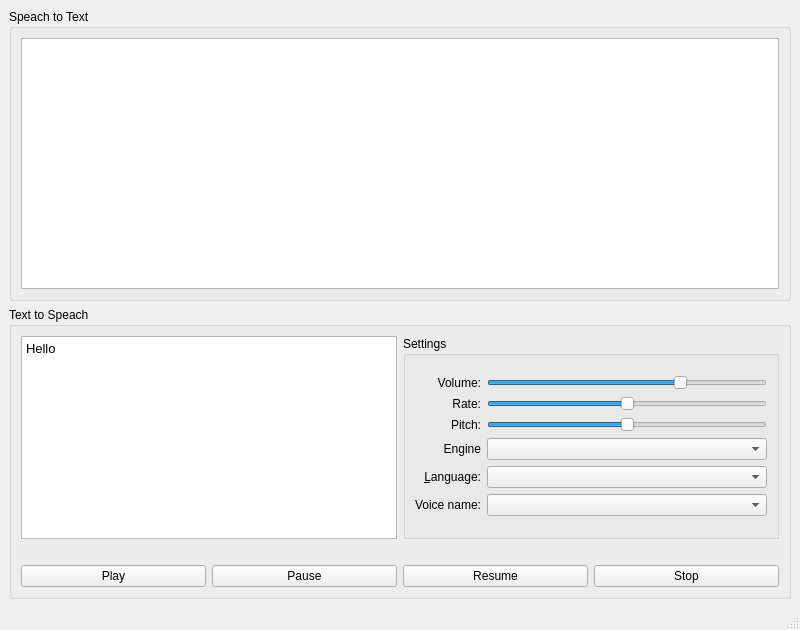
Old version of the form mainwindow.ui in the repository mola/QVoiceBridge.
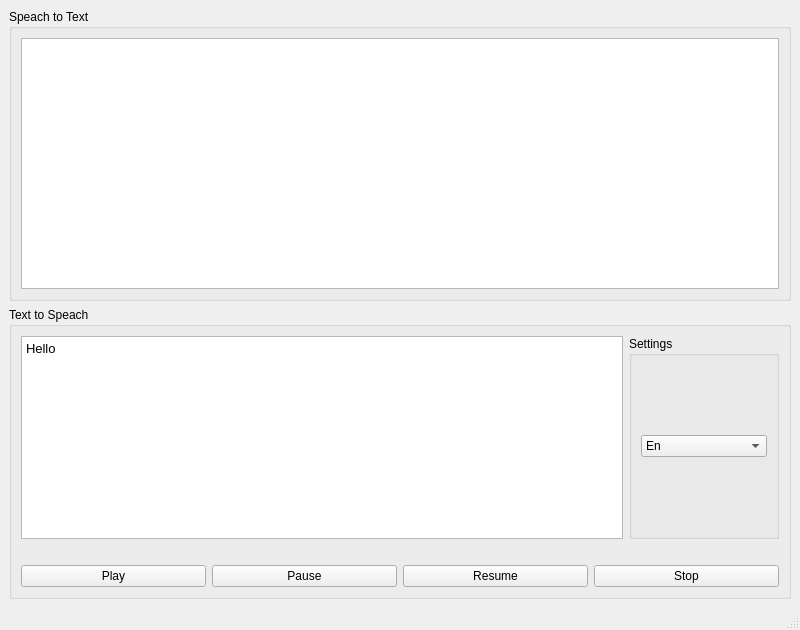
New version of the form.

```diff
--- a/mainwindow.ui
+++ b/mainwindow.ui
@@ -39,177 +39,40 @@
       <layout class="QGridLayout" name="gridLayout">
        <item row="1" column="1">
         <widget class="QGroupBox" name="groupBox_3">
+         <property name="maximumSize">
+          <size>
+           <width>150</width>
+           <height>16777215</height>
+          </size>
+         </property>
          <property name="title">
           <string>Settings</string>
          </property>
          <layout class="QVBoxLayout" name="verticalLayout_2">
           <item>
-           <layout class="QGridLayout" name="gridLayout_2">
-            <item row="4" column="0">
-             <widget class="QLabel" name="label_5">
-              <property name="sizePolicy">
-               <sizepolicy hsizetype="Minimum" vsizetype="Preferred">
-                <horstretch>0</horstretch>
-                <verstretch>0</verstretch>
-               </sizepolicy>
-              </property>
-              <property name="text">
-               <string>Engine</string>
-              </property>
-              <property name="alignment">
-               <set>Qt::AlignmentFlag::AlignRight|Qt::AlignmentFlag::AlignTrailing|Qt::AlignmentFlag::AlignVCenter</set>
-              </property>
-             </widget>
+           <widget class="QComboBox" name="language">
+            <property name="sizePolicy">
+             <sizepolicy hsizetype="Expanding" vsizetype="Fixed">
+              <horstretch>0</horstretch>
+              <verstretch>0</verstretch>
+             </sizepolicy>
+            </property>
+            <item>
+             <property name="text">
+              <string>En</string>
+             </property>
             </item>
-            <item row="3" column="0">
-             <widget class="QLabel" name="label_3">
-              <property name="sizePolicy">
-               <sizepolicy hsizetype="Minimum" vsizetype="Preferred">
-                <horstretch>0</horstretch>
-                <verstretch>0</verstretch>
-               </sizepolicy>
-              </property>
-              <property name="text">
-               <string>Pitch:</string>
-              </property>
-              <property name="alignment">
-               <set>Qt::AlignmentFlag::AlignRight|Qt::AlignmentFlag::AlignTrailing|Qt::AlignmentFlag::AlignVCenter</set>
-              </property>
-             </widget>
+            <item>
+             <property name="text">
+              <string>Fa_GYRO</string>
+             </property>
             </item>
-            <item row="5" column="0">
-             <widget class="QLabel" name="label_4">
-              <property name="sizePolicy">
-               <sizepolicy hsizetype="Minimum" vsizetype="Preferred">
-                <horstretch>0</horstretch>
-                <verstretch>0</verstretch>
-               </sizepolicy>
-              </property>
-              <property name="text">
-               <string>&amp;Language:</string>
-              </property>
-              <property name="alignment">
-               <set>Qt::AlignmentFlag::AlignRight|Qt::AlignmentFlag::AlignTrailing|Qt::AlignmentFlag::AlignVCenter</set>
-              </property>
-              <property name="buddy">
-               <cstring>language</cstring>
-              </property>
-             </widget>
+            <item>
+             <property name="text">
+              <string>Fa_Amir</string>
+             </property>
             </item>
-            <item row="3" column="2">
-             <widget class="QSlider" name="pitch">
-              <property name="minimum">
-               <number>-10</number>
-              </property>
-              <property name="maximum">
-               <number>10</number>
-              </property>
-              <property name="singleStep">
-               <number>1</number>
-              </property>
-              <property name="orientation">
-               <enum>Qt::Orientation::Horizontal</enum>
-              </property>
-             </widget>
-            </item>
-            <item row="6" column="0">
-             <widget class="QLabel" name="label_6">
-              <property name="text">
-               <string>Voice name:</string>
-              </property>
-              <property name="alignment">
-               <set>Qt::AlignmentFlag::AlignRight|Qt::AlignmentFlag::AlignTrailing|Qt::AlignmentFlag::AlignVCenter</set>
-              </property>
-             </widget>
-            </item>
-            <item row="1" column="2">
-             <widget class="QSlider" name="volume">
-              <property name="maximum">
-               <number>100</number>
-              </property>
-              <property name="singleStep">
-               <number>5</number>
-              </property>
-              <property name="pageStep">
-               <number>20</number>
-              </property>
-              <property name="value">
-               <number>70</number>
-              </property>
-              <property name="orientation">
-               <enum>Qt::Orientation::Horizontal</enum>
-              </property>
-             </widget>
-            </item>
-            <item row="5" column="2">
-             <widget class="QComboBox" name="language">
-              <property name="sizePolicy">
-               <sizepolicy hsizetype="Expanding" vsizetype="Fixed">
-                <horstretch>0</horstretch>
-                <verstretch>0</verstretch>
-               </sizepolicy>
-              </property>
-             </widget>
-            </item>
-            <item row="6" column="2">
-             <widget class="QComboBox" name="voice"/>
-            </item>
-            <item row="2" column="0">
-             <widget class="QLabel" name="label">
-              <property name="sizePolicy">
-               <sizepolicy hsizetype="Minimum" vsizetype="Preferred">
-                <horstretch>0</horstretch>
-                <verstretch>0</verstretch>
-               </sizepolicy>
-              </property>
-              <property name="text">
-               <string>Rate:</string>
-              </property>
-              <property name="alignment">
-               <set>Qt::AlignmentFlag::AlignRight|Qt::AlignmentFlag::AlignTrailing|Qt::AlignmentFlag::AlignVCenter</set>
-              </property>
-             </widget>
-            </item>
-            <item row="1" column="0">
-             <widget class="QLabel" name="label_2">
-              <property name="sizePolicy">
-               <sizepolicy hsizetype="Minimum" vsizetype="Preferred">
-                <horstretch>0</horstretch>
-                <verstretch>0</verstretch>
-               </sizepolicy>
-              </property>
-              <property name="text">
-               <string>Volume:</string>
-              </property>
-              <property name="alignment">
-               <set>Qt::AlignmentFlag::AlignRight|Qt::AlignmentFlag::AlignTrailing|Qt::AlignmentFlag::AlignVCenter</set>
-              </property>
-             </widget>
-            </item>
-            <item row="2" column="2">
-             <widget class="QSlider" name="rate">
-              <property name="minimum">
-               <number>-10</number>
-              </property>
-              <property name="maximum">
-               <number>10</number>
-              </property>
-              <property name="orientation">
-               <enum>Qt::Orientation::Horizontal</enum>
-              </property>
-             </widget>
-            </item>
-            <item row="4" column="2">
-             <widget class="QComboBox" name="engine">
-              <property name="sizePolicy">
-               <sizepolicy hsizetype="Expanding" vsizetype="Fixed">
-                <horstretch>0</horstretch>
-                <verstretch>0</verstretch>
-               </sizepolicy>
-              </property>
-             </widget>
-            </item>
-           </layout>
+           </widget>
           </item>
          </layout>
         </widget>
```
